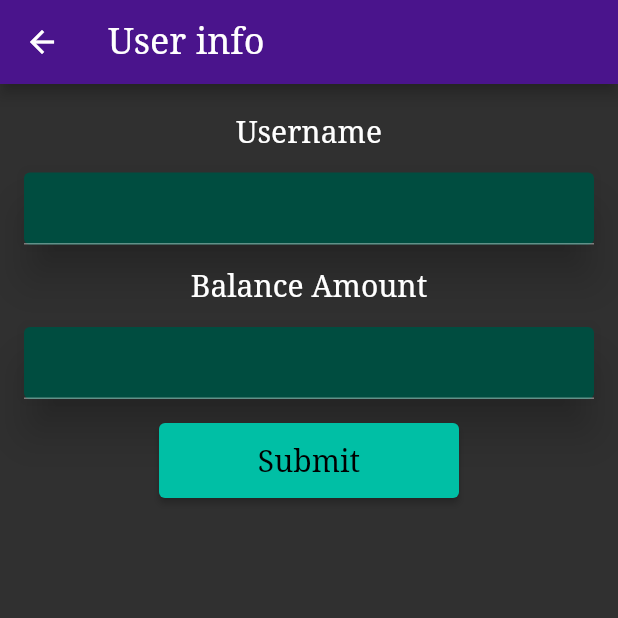
After one commit to triet0612/wallet_app, a Flutter app: the screen it shows after launch, after a tap on the "account circle" icon, on a phone screen of 412 x 824 dp, the top half of it. The commit adds this screen. Run offline on Flutter 3.47's test engine with Material 2 defaults, Android fonts, the phone set to English and light mode, and no system bars; our stand-ins replace sqflite, syncfusion_flutter_charts; accounts and stored records are empty.

Commit message:
add userinfo change

```diff
--- a/lib/main.dart
+++ b/lib/main.dart
@@ -1,5 +1,6 @@
 import 'package:flutter/material.dart';
 import 'package:wallet_app/screen/home.dart';
+import 'package:wallet_app/screen/userinfo.dart';
 
 void main() {
   runApp(const MainApp());
@@ -15,7 +16,7 @@ class MainApp extends StatelessWidget {
       initialRoute: '/',
       routes: {
         '/': (context) => const Home(),
-        '/userpage': (context) => const Home(),
+        '/userpage': (context) => const UserInfo(),
       },
       theme: ThemeData(
         brightness: Brightness.dark,
@@ -23,10 +24,7 @@ class MainApp extends StatelessWidget {
         cardTheme: CardTheme(
           margin: const EdgeInsets.all(16),
           elevation: 12,
-          shape: RoundedRectangleBorder(
-            borderRadius: BorderRadius.circular(16),
-          ),
-          color: Colors.indigo.shade900,
+          color: Colors.teal.shade900,
         ),
         appBarTheme: AppBarTheme(backgroundColor: Colors.purple.shade900),
         fontFamily: 'serif',
--- a/lib/model/database.dart
+++ b/lib/model/database.dart
@@ -56,6 +56,14 @@ class DBProvider {
     );
   }
 
+  Future submitUser(User user) async {
+    var dbClient = await db;
+    dbClient.rawUpdate('UPDATE User SET username = ?, balance = ?;',
+        [user.username, user.balance]);
+    dbClient.rawDelete('DELETE FROM History;');
+    return;
+  }
+
   List<History> mockHistory() {
     return [
       History(
--- a/lib/screen/home.dart
+++ b/lib/screen/home.dart
@@ -53,7 +53,9 @@ class _HomeState extends State<Home> {
           actions: [
             IconButton(
               icon: const Icon(Icons.account_circle_outlined),
-              onPressed: () {},
+              onPressed: () {
+                Navigator.popAndPushNamed(context, '/userpage');
+              },
             )
           ],
         ),
@@ -91,7 +93,7 @@ class _BalanceCard extends StatelessWidget {
       padding: const EdgeInsets.all(10),
       decoration: BoxDecoration(
         borderRadius: BorderRadius.circular(20),
-        color: const Color.fromARGB(255, 0, 78, 3),
+        color: Colors.teal.shade900,
       ),
       child: Column(
         mainAxisAlignment: MainAxisAlignment.spaceBetween,
@@ -120,11 +122,11 @@ class _BalanceChart extends StatelessWidget {
       primaryYAxis: NumericAxis(
         rangePadding: ChartRangePadding.round,
       ),
-      title: ChartTitle(text: 'Balance history'),
+      title: ChartTitle(text: '7-days report'),
       series: <LineSeries<History, String>>[
         LineSeries(
             markerSettings:
-                MarkerSettings(isVisible: true, color: Colors.pink[300]),
+                MarkerSettings(isVisible: true, color: Colors.pink.shade300),
             dataSource: history!,
             xValueMapper: (History hs, _) {
               var t = hs.time;
--- /dev/null
+++ b/lib/screen/userinfo.dart
@@ -0,0 +1,129 @@
+import 'package:flutter/material.dart';
+
+import '../model/database.dart';
+import '../model/model.dart';
+
+class UserInfo extends StatefulWidget {
+  const UserInfo({super.key});
+
+  @override
+  State<UserInfo> createState() => _UserInfoState();
+}
+
+class _UserInfoState extends State<UserInfo> {
+  User _user = const User(username: "", balance: 0.0);
+
+  @override
+  void initState() {
+    super.initState();
+    _readUser();
+  }
+
+  void _readUser() async {
+    var temp = await DBProvider().readUser();
+    setState(() {
+      _user = temp;
+    });
+  }
+
+  updateName(value) {
+    setState(() {
+      _user = User(
+        username: value,
+        balance: _user.balance,
+      );
+    });
+  }
+
+  updateBalance(value) {
+    setState(() {
+      _user = User(
+        username: _user.username,
+        balance: double.parse(value),
+      );
+    });
+  }
+
+  submitUser() async {
+    await DBProvider().submitUser(_user);
+    return;
+  }
+
+  @override
+  Widget build(BuildContext context) {
+    return SafeArea(
+      child: GestureDetector(
+        onTap: () {
+          FocusScope.of(context).unfocus();
+        },
+        child: Scaffold(
+          appBar: AppBar(
+            leading: IconButton(
+                onPressed: () {
+                  Navigator.of(context).popAndPushNamed('/');
+                },
+                icon: const Icon(Icons.arrow_back)),
+            title: const Text("User info"),
+          ),
+          body: Column(
+            children: [
+              const Padding(padding: EdgeInsets.all(10)),
+              const Text('Username'),
+              _FormInputUser(callback: updateName),
+              const Text('Balance Amount'),
+              _FormInputUser(callback: updateBalance),
+              _SubmitButton(callback: submitUser),
+            ],
+          ),
+        ),
+      ),
+    );
+  }
+}
+
+class _FormInputUser extends StatelessWidget {
+  final ValueSetter? callback;
+  const _FormInputUser({this.callback});
+
+  @override
+  Widget build(Object context) {
+    return Card(
+      child: Form(
+        child: TextFormField(
+          keyboardType: TextInputType.number,
+          autovalidateMode: AutovalidateMode.always,
+          onChanged: (value) {
+            try {
+              callback!(value);
+            } catch (_) {}
+          },
+        ),
+      ),
+    );
+  }
+}
+
+class _SubmitButton extends StatelessWidget {
+  final VoidCallback? callback;
+  const _SubmitButton({this.callback});
+
+  @override
+  Widget build(BuildContext context) {
+    return ElevatedButton(
+      style: ElevatedButton.styleFrom(
+        backgroundColor: Colors.tealAccent.shade700,
+        fixedSize: const Size(200, 50),
+      ),
+      onPressed: () async {
+        callback!();
+      },
+      child: const Text(
+        "Submit",
+        style: TextStyle(
+          color: Colors.black,
+          fontSize: 20,
+        ),
+      ),
+    );
+  }
+}
```
